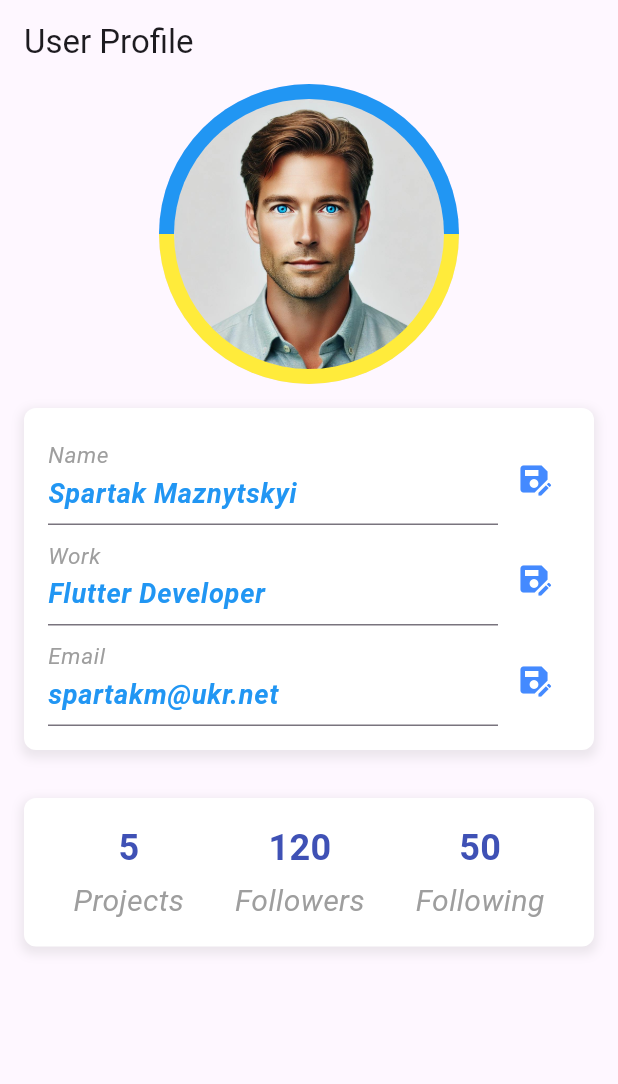
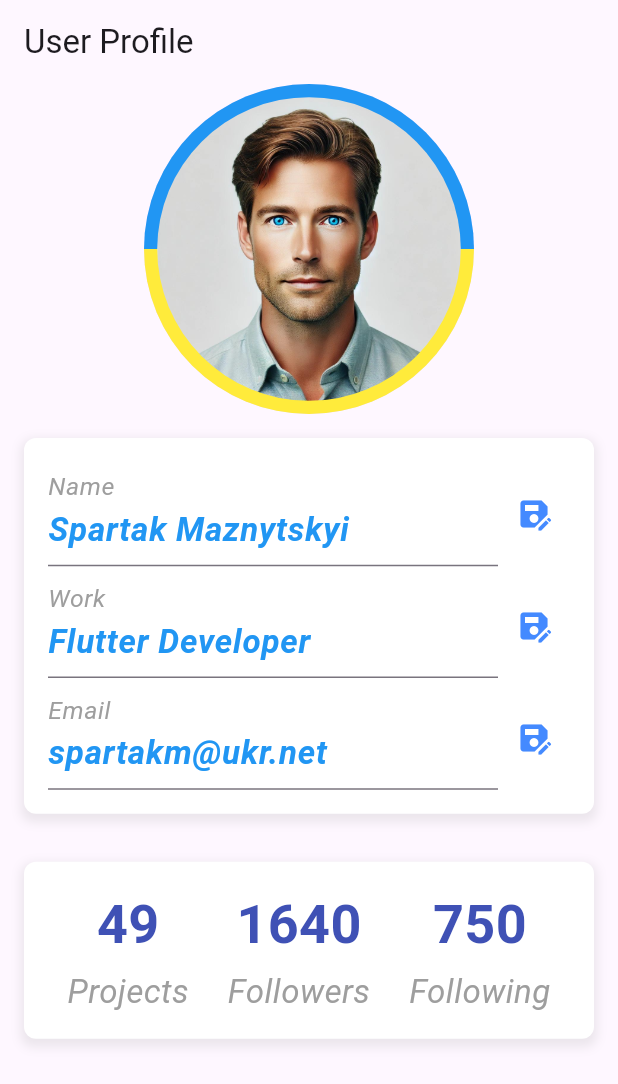
Before and after one commit to Spartakm67/flutter_home_work7, a Flutter app: the screen it shows after launch, on a phone screen of 412 x 824 dp. Shown: the top 1084 px of the screen. Run offline on Flutter 3.47's test engine with Material 3 defaults, Android fonts, the phone set to English and light mode, and no system bars.

Commit message:
Adaptability added

```diff
--- a/lib/screens/profile_page.dart
+++ b/lib/screens/profile_page.dart
@@ -23,9 +23,9 @@ class _ProfilePageState extends State<ProfilePage> {
               children: [
                 ProfileHeader(),
                 UserStatusWidget(
-                  projectsCount: 5,
-                  followersCount: 120,
-                  followingCount: 50,
+                  projectsCount: 49,
+                  followersCount: 1640,
+                  followingCount: 750,
                 ),
               ],
             ),
--- a/lib/styles/text_styles.dart
+++ b/lib/styles/text_styles.dart
@@ -15,11 +15,15 @@ class TextStyles {
     ],
   );
 
-  static const TextStyle defaultText = TextStyle(
-    fontSize: 20,
-    color: Colors.grey,
-    fontStyle: FontStyle.italic,
-  );
+  static TextStyle defaultText(BuildContext context) {
+    double screenWidth = MediaQuery.of(context).size.width;
+    double fontSize = screenWidth < 400 ? 16 : 22;
+    return TextStyle(
+      fontSize: fontSize,
+      color: Colors.grey,
+      fontStyle: FontStyle.italic,
+    );
+  }
 
   static const TextStyle greetingsText = TextStyle(
     fontSize: 30,
@@ -28,18 +32,26 @@ class TextStyles {
     fontWeight: FontWeight.bold,
   );
 
-  static const TextStyle userText = TextStyle(
-    fontSize: 18,
-    color: Colors.blue,
-    fontStyle: FontStyle.italic,
-    fontWeight: FontWeight.bold,
-  );
+  static TextStyle userText(BuildContext context) {
+    double screenWidth = MediaQuery.of(context).size.width;
+    double fontSize = screenWidth < 400 ? 16 : 22;
+    return TextStyle(
+      fontSize: fontSize,
+      fontWeight: FontWeight.bold,
+      fontStyle: FontStyle.italic,
+      color: Colors.blue,
+    );
+  }
 
-  static const TextStyle countText = TextStyle(
-    fontSize: 24,
-    color: Colors.indigo,
-    fontWeight: FontWeight.bold,
-  );
+  static TextStyle countText(BuildContext context) {
+    double screenWidth = MediaQuery.of(context).size.width;
+    double fontSize = screenWidth < 400 ? 24 : 36;
+    return TextStyle(
+      fontSize: fontSize,
+      fontWeight: FontWeight.bold,
+      color: Colors.indigo,
+    );
+  }
 
   static Text styledText(String text, TextStyle style) {
     return Text(
--- a/lib/widgets/avatar_assets_container.dart
+++ b/lib/widgets/avatar_assets_container.dart
@@ -1,20 +1,24 @@
 import 'package:flutter/material.dart';
-// import 'package:flutter_home_work6/constants/assets_images.dart';
 
 class ImageAssetsContainer extends StatelessWidget {
   const ImageAssetsContainer({super.key});
 
   @override
   Widget build(BuildContext context) {
+    double screenWidth = MediaQuery.of(context).size.width;
+    double avatarRadius = screenWidth < 400 ? 80.0 : 110.0;
+    double imageSize = avatarRadius * 1.84;
+
+
     return Center(
       child: CircleAvatar(
-        radius: 100,
+        radius: avatarRadius,
         child: Stack(
           alignment: Alignment.center,
           children: [
            Container(
-              width: 200,
-              height: 200,
+             width: avatarRadius * 2,
+             height: avatarRadius * 2,
               decoration: const BoxDecoration(
                 shape: BoxShape.circle,
                 gradient: SweepGradient(
@@ -31,8 +35,8 @@ class ImageAssetsContainer extends StatelessWidget {
            ClipOval(
               child: Image.asset(
                 'assets/images/image_avatar.jpg',
-                height: 180,
-                width: 180,
+                height: imageSize,
+                width: imageSize,
                 fit: BoxFit.cover,
               ),
             ),
--- a/lib/widgets/user_details.dart
+++ b/lib/widgets/user_details.dart
@@ -57,8 +57,11 @@ class _UserDetailsState extends State<UserDetails> {
 
   @override
   Widget build(BuildContext context) {
+    double screenWidth = MediaQuery.of(context).size.width;
+    double paddingValue = screenWidth < 400 ? 8.0 : 16.0;
+
     return Padding(
-      padding: const EdgeInsets.all(16.0),
+      padding: EdgeInsets.all(paddingValue),
       child: Container(
         decoration: ContainerStyles.containerDecoration,
         padding: const EdgeInsets.all(16.0),
--- a/lib/widgets/user_details_field.dart
+++ b/lib/widgets/user_details_field.dart
@@ -20,10 +20,10 @@ class UserDetailsField extends StatelessWidget {
         Expanded(
           child: TextField(
             controller: controller,
-            style: TextStyles.userText,
+            style: TextStyles.userText(context),
             decoration: InputDecoration(
               labelText: label,
-              labelStyle: TextStyles.defaultText,
+              labelStyle: TextStyles.defaultText(context),
             ),
           ),
         ),
--- a/lib/widgets/user_status_widget.dart
+++ b/lib/widgets/user_status_widget.dart
@@ -16,35 +16,38 @@ class UserStatusWidget extends StatelessWidget {
 
   @override
   Widget build(BuildContext context) {
+    double screenWidth = MediaQuery.of(context).size.width;
+    double paddingValue = screenWidth < 400 ? 8.0 : 16.0;
+
     return Padding(
-      padding: const EdgeInsets.all(16.0),
+      padding: EdgeInsets.all(paddingValue),
       child: Container(
         padding: const EdgeInsets.all(16.0),
         decoration: ContainerStyles.containerDecoration,
         child: Row(
           mainAxisAlignment: MainAxisAlignment.spaceAround,
           children: [
-            _buildStatistic('Projects', projectsCount),
-            _buildStatistic('Followers', followersCount),
-            _buildStatistic('Following', followingCount),
+            _buildStatistic('Projects', projectsCount, context),
+            _buildStatistic('Followers', followersCount, context),
+            _buildStatistic('Following', followingCount, context),
           ],
         ),
       ),
     );
   }
 
-  Widget _buildStatistic(String label, int count) {
+  Widget _buildStatistic(String label, int count, BuildContext context) {
     return Column(
       mainAxisAlignment: MainAxisAlignment.center,
       children: [
         Text(
           count.toString(),
-          style: TextStyles.countText,
+          style: TextStyles.countText(context),
         ),
         const SizedBox(height: 4),
         Text(
           label,
-          style: TextStyles.defaultText,
+          style: TextStyles.defaultText(context),
         ),
       ],
     );
```
